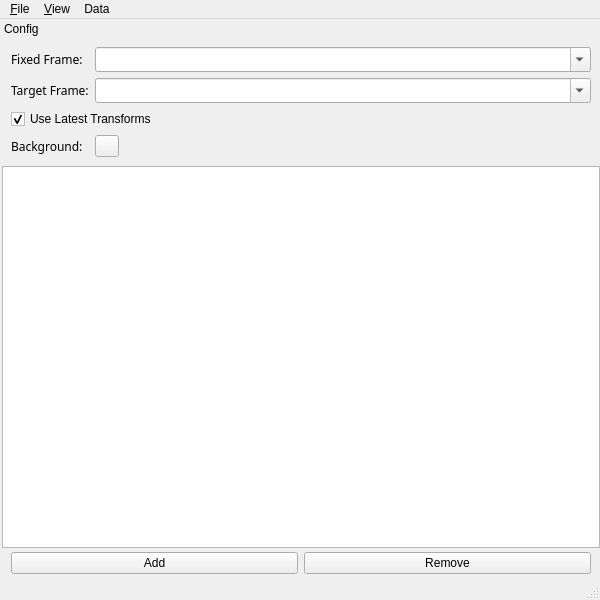
This is mapviz/ui/mapviz.ui in ros2-gbp/mapviz-release as Qt 5 draws it before an edit. The edited form follows.
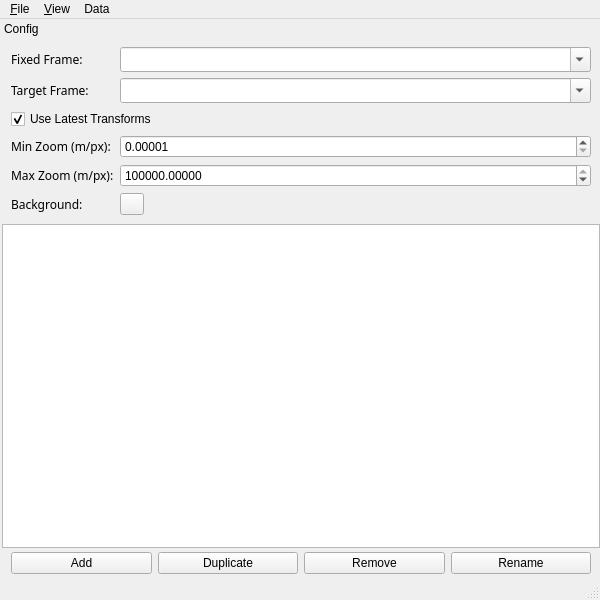
This is the edited form. Custom widgets are drawn as their Qt base class.

Patch:
```diff
--- a/mapviz/ui/mapviz.ui
+++ b/mapviz/ui/mapviz.ui
@@ -81,7 +81,7 @@
   <widget class="QDockWidget" name="configdock">
    <property name="minimumSize">
     <size>
-     <width>332</width>
+     <width>380</width>
      <height>301</height>
     </size>
    </property>
@@ -155,7 +155,83 @@
           </property>
          </widget>
         </item>
+        <item row="4" column="0">
+         <widget class="QLabel" name="label_min_view_scale">
+          <property name="sizePolicy">
+           <sizepolicy hsizetype="Minimum" vsizetype="Preferred">
+            <horstretch>0</horstretch>
+            <verstretch>0</verstretch>
+           </sizepolicy>
+          </property>
+          <property name="font">
+           <font>
+            <family>Sans Serif</family>
+            <pointsize>9</pointsize>
+           </font>
+          </property>
+          <property name="text">
+           <string>Min Zoom (m/px):</string>
+          </property>
+         </widget>
+        </item>
+        <item row="4" column="1" colspan="2">
+         <widget class="QDoubleSpinBox" name="min_view_scale">
+          <property name="toolTip">
+           <string>Smallest view scale, in meters per pixel.  Limits how far the view can zoom in.</string>
+          </property>
+          <property name="decimals">
+           <number>5</number>
+          </property>
+          <property name="minimum">
+           <double>0.000010000000000</double>
+          </property>
+          <property name="maximum">
+           <double>100000.000000000000000</double>
+          </property>
+          <property name="value">
+           <double>0.000010000000000</double>
+          </property>
+         </widget>
+        </item>
         <item row="5" column="0">
+         <widget class="QLabel" name="label_max_view_scale">
+          <property name="sizePolicy">
+           <sizepolicy hsizetype="Minimum" vsizetype="Preferred">
+            <horstretch>0</horstretch>
+            <verstretch>0</verstretch>
+           </sizepolicy>
+          </property>
+          <property name="font">
+           <font>
+            <family>Sans Serif</family>
+            <pointsize>9</pointsize>
+           </font>
+          </property>
+          <property name="text">
+           <string>Max Zoom (m/px):</string>
+          </property>
+         </widget>
+        </item>
+        <item row="5" column="1" colspan="2">
+         <widget class="QDoubleSpinBox" name="max_view_scale">
+          <property name="toolTip">
+           <string>Largest view scale, in meters per pixel.  Limits how far the view can zoom out.</string>
+          </property>
+          <property name="decimals">
+           <number>5</number>
+          </property>
+          <property name="minimum">
+           <double>0.000010000000000</double>
+          </property>
+          <property name="maximum">
+           <double>100000.000000000000000</double>
+          </property>
+          <property name="value">
+           <double>100000.000000000000000</double>
+          </property>
+         </widget>
+        </item>
+        <item row="6" column="0">
          <widget class="QLabel" name="label_3">
           <property name="sizePolicy">
            <sizepolicy hsizetype="Minimum" vsizetype="Preferred">
@@ -174,7 +250,7 @@
           </property>
          </widget>
         </item>
-        <item row="5" column="2">
+        <item row="6" column="2">
          <spacer name="horizontalSpacer_bg">
           <property name="orientation">
            <enum>Qt::Horizontal</enum>
@@ -187,7 +263,7 @@
           </property>
          </spacer>
         </item>
-        <item row="5" column="1">
+        <item row="6" column="1">
          <widget class="mapviz::ColorButton" name="bg_color">
           <property name="maximumSize">
            <size>
@@ -325,6 +401,16 @@
           </property>
          </widget>
         </item>
+        <item>
+         <widget class="QPushButton" name="duplicatebutton">
+          <property name="toolTip">
+           <string>Duplicate the selected display (Ctrl + D)</string>
+          </property>
+          <property name="text">
+           <string>Duplicate</string>
+          </property>
+         </widget>
+        </item>
         <item>
          <widget class="QPushButton" name="removebutton">
           <property name="toolTip">
@@ -335,6 +421,16 @@
           </property>
          </widget>
         </item>
+        <item>
+         <widget class="QPushButton" name="renamebutton">
+          <property name="toolTip">
+           <string>Rename the selected display (Ctrl + R)</string>
+          </property>
+          <property name="text">
+           <string>Rename</string>
+          </property>
+         </widget>
+        </item>
        </layout>
       </widget>
      </item>
```
